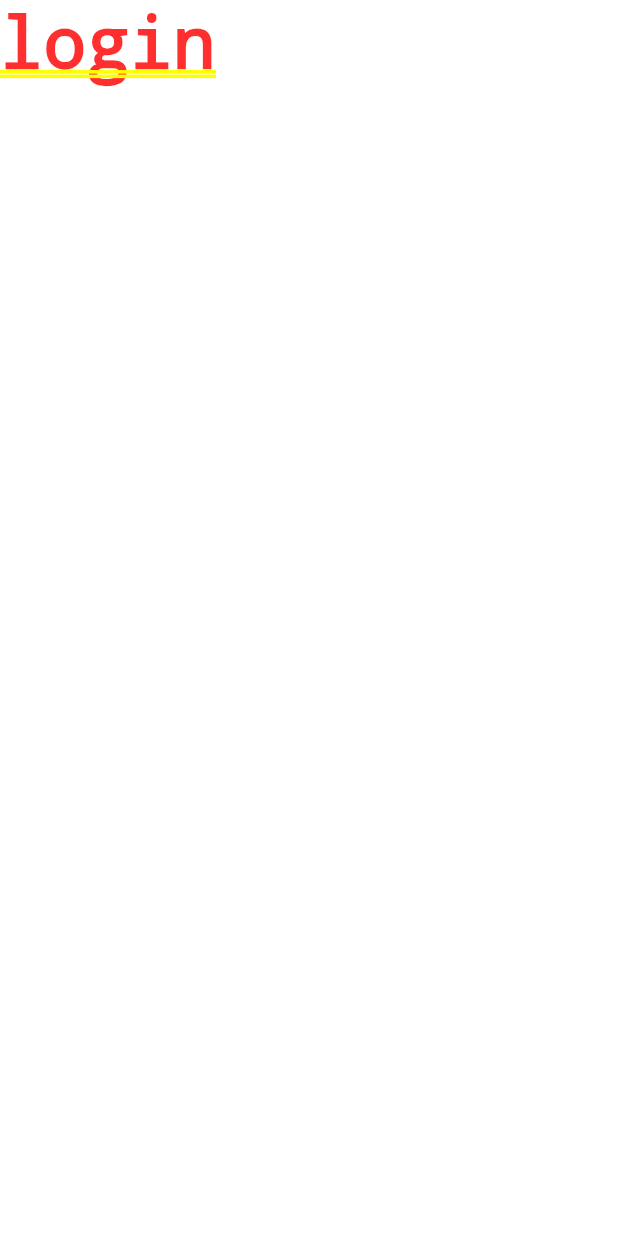
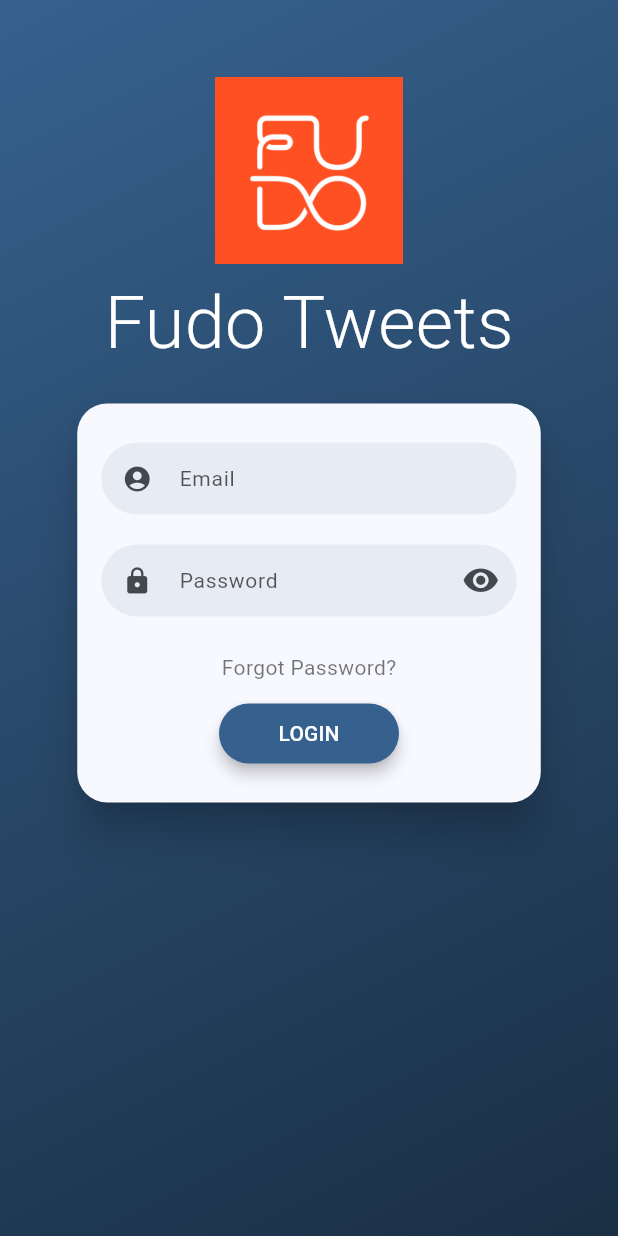
Before and after one commit to gigonzalezs/fudo_challenge, a Flutter app: the screen it shows after launch, on a phone screen of 412 x 824 dp. Run offline on Flutter 3.47's test engine with Material 2 defaults, Android fonts, the phone set to English and light mode, and no system bars; drawn by our look-alikes of flutter_login.

Commit message:
implement login

```diff
--- a/lib/config.dart
+++ b/lib/config.dart
@@ -1,4 +1,6 @@
 
-const appName = 'FUDO Tweets';
+const appName = 'Fudo Tweets';
 const homeRoute = '/';
 const loginRoute = '/login';
+const logoTag = 'fudo';
+const titleTag = 'tweets';
--- /dev/null
+++ b/lib/pages/login/login_controller.dart
@@ -0,0 +1,39 @@
+
+import 'package:flutter/material.dart';
+import 'package:flutter_login/flutter_login.dart';
+import 'package:fudo_challenge/config.dart';
+
+class LoginPageController {
+  late final BuildContext context;
+
+  LoginPageController();
+
+  String? userValidator(String? userName) {
+    if (userName == null || userName.isEmpty) {
+      return 'correo vacío';
+    }
+    return null;
+  }
+
+  String? passwordValidator(String? password) {
+    if (password == null || password.isEmpty) {
+      return 'Contraseña vacia';
+    }
+    return null;
+  }
+
+  Future<String?> onLogin(LoginData data) async {
+    if (data.name.trim().toLowerCase() != 'challenge@fudo' || data.password != 'password') {
+      return 'Usuario o contraseña inválida';
+    }
+    return null;
+  }
+
+  void onSubmitAnimationCompleted() {
+    Navigator.of(context).pushReplacementNamed(homeRoute);
+  }
+
+  Future<String?> onRecoverPassword(String value) async {
+    return null;
+  }
+}
--- a/lib/pages/login/login_page.dart
+++ b/lib/pages/login/login_page.dart
@@ -1,11 +1,30 @@
 
 import 'package:flutter/material.dart';
+import 'package:flutter_login/flutter_login.dart';
+import 'package:fudo_challenge/config.dart';
+
+import 'login_controller.dart';
 
 class LoginPage extends StatelessWidget {
-  const LoginPage({super.key});
+  final LoginPageController controller;
+
+  const LoginPage({super.key, required this.controller});
 
   @override
   Widget build(BuildContext context) {
-    return Text('login');
+    controller.context = context;
+    return FlutterLogin(
+      title: appName,
+      logo: const AssetImage('assets/logo.png'),
+      logoTag: logoTag,
+      titleTag: titleTag,
+      navigateBackAfterRecovery: true,
+      loginAfterSignUp: false,
+      userValidator: controller.userValidator,
+      passwordValidator: controller.passwordValidator,
+      onLogin: controller.onLogin,
+      onSubmitAnimationCompleted: controller.onSubmitAnimationCompleted,
+      onRecoverPassword: controller.onRecoverPassword
+    );
   }
 }
--- /dev/null
+++ b/lib/pages/page_builder.dart
@@ -0,0 +1,13 @@
+
+import 'package:flutter/cupertino.dart';
+import 'package:fudo_challenge/pages/home/home_page.dart';
+import 'package:fudo_challenge/pages/login/login_controller.dart';
+
+import 'login/login_page.dart';
+
+class PageBuilder {
+  static Widget buildHomePage() => const HomePage();
+  static Widget buildLoginPage() => LoginPage(
+      controller: LoginPageController()
+  );
+}
--- a/lib/tweets_app.dart
+++ b/lib/tweets_app.dart
@@ -1,7 +1,6 @@
 
 import 'package:flutter/material.dart';
-import 'package:fudo_challenge/pages/login/login_page.dart';
-import 'package:fudo_challenge/pages/home/home_page.dart';
+import 'package:fudo_challenge/pages/page_builder.dart';
 
 import 'config.dart';
 
@@ -19,8 +18,8 @@ class TweetsApp extends StatelessWidget {
       ),
       initialRoute: loginRoute,
       routes: {
-        homeRoute: (_) => const HomePage(),
-        loginRoute: (_) => const LoginPage()
+        homeRoute: (_) => PageBuilder.buildHomePage(),
+        loginRoute: (_) => PageBuilder.buildLoginPage()
       },
     );
   }
--- a/pubspec.yaml
+++ b/pubspec.yaml
@@ -19,6 +19,7 @@ dev_dependencies:
     sdk: flutter
 
   flutter_lints: ^2.0.0
+  flutter_login: ^4.2.0
 
 # The following section is specific to Flutter packages.
 flutter:
@@ -26,6 +27,5 @@ flutter:
   uses-material-design: true
 
   # To add assets to your application, add an assets section, like this:
-  # assets:
-  #   - images/a_dot_burr.jpeg
-  #   - images/a_dot_ham.jpeg
+  assets:
+    - assets/logo.png
```
Also changed, not shown: assets/logo.png (added), pubspec.lock, 4 other files.
